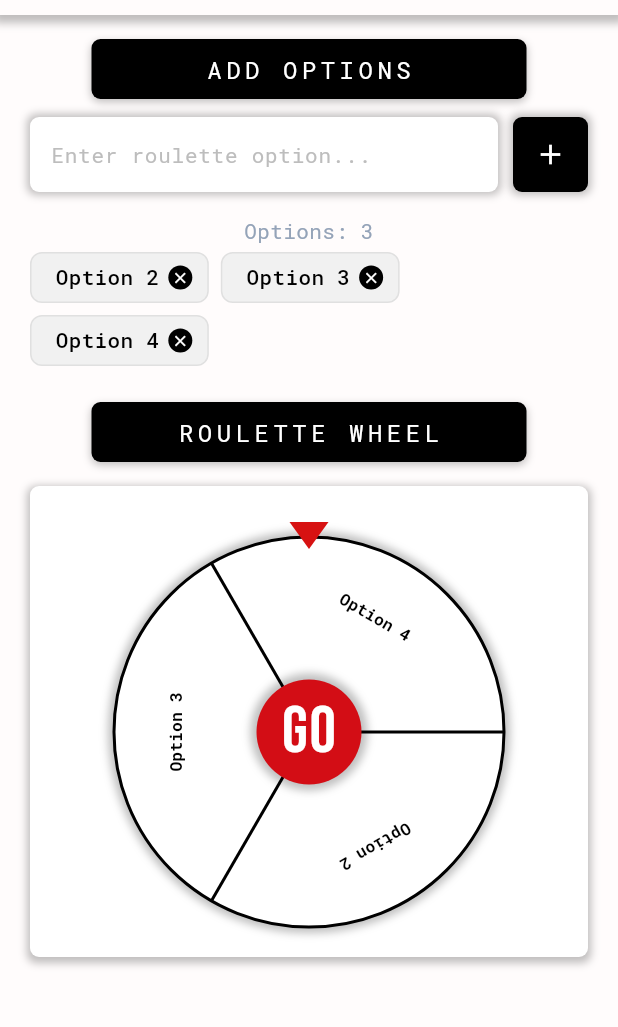
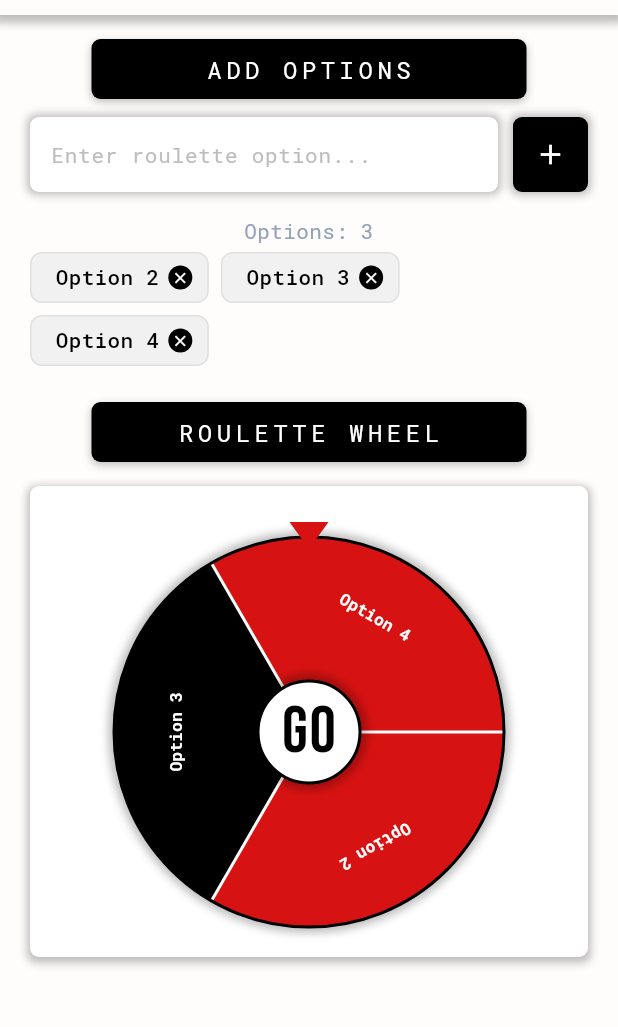
Before and after one commit to Louay-Barraq/Fixtura, a Flutter app: the StandaloneRouletteScreen screen opened directly, after a tap on the "close" icon, on a phone screen of 412 x 824 dp, the part 87-1114 px from its top. Run offline on Flutter 3.47's test engine with Material 3 defaults, Android fonts, the phone set to English and light mode, and no system bars; our stand-ins replace gap, google_fonts, share_plus, shared_preferences, sqflite; accounts and stored records are empty.

Commit message:
style(roulette): update wheel to alternating red-black pattern with white GO button and white text

```diff
--- a/lib/widgets/custom_roulette_wheel.dart
+++ b/lib/widgets/custom_roulette_wheel.dart
@@ -225,9 +225,9 @@ class _CustomCustomRouletteWheelState extends State<CustomRouletteWheel>
                         width: 70,
                         height: 70,
                         decoration: BoxDecoration(
-                          color: const Color(0xFFD30D15),
+                          color: Colors.white,
                           shape: BoxShape.circle,
-                          // border: Border.all(color: Colors.white, width: 3),
+                          border: Border.all(color: Colors.black, width: 2),
                           boxShadow: [
                             BoxShadow(
                               offset: const Offset(0, 0),
@@ -243,7 +243,7 @@ class _CustomCustomRouletteWheelState extends State<CustomRouletteWheel>
                             style: TextStyle(
                               fontFamily: 'BebasNeue',
                               fontSize: 44,
-                              color: Colors.white,
+                              color: Colors.black,
                               letterSpacing: 1.2,
                             ),
                           ),
@@ -317,12 +317,30 @@ class _WheelPainter extends CustomPainter {
       ..style = PaintingStyle.stroke
       ..strokeWidth = 2.0;
 
-    final Paint slicePaint = Paint()
+    final Paint spokePaint = Paint()
       ..color = Colors.white
-      // ..color = Color(0xFFF1F1F1)
-      ..style = PaintingStyle.fill;
+      ..style = PaintingStyle.stroke
+      ..strokeWidth = 2.0;
 
-    canvas.drawCircle(center, radius, slicePaint);
+    // Draw alternating red and black slices
+    for (int i = 0; i < totalItems; i++) {
+      final double startAngle = i * sweepAngle;
+      final Color sliceColor = (i % 2 == 0)
+          ? const Color(0xFFD71212)
+          : Colors.black;
+
+      final Paint slicePaint = Paint()
+        ..color = sliceColor
+        ..style = PaintingStyle.fill;
+
+      canvas.drawArc(
+        Rect.fromCircle(center: center, radius: radius),
+        startAngle,
+        sweepAngle,
+        true,
+        slicePaint,
+      );
+    }
 
     // Anchor point roughly midway between the center "GO" button and the
     // outer rim, so wrapped text has roughly equal room to grow toward
@@ -340,21 +358,22 @@ class _WheelPainter extends CustomPainter {
     for (int i = 0; i < totalItems; i++) {
       final double startAngle = i * sweepAngle;
 
+      // Draw white spoke dividers between slices
       canvas.drawLine(
         center,
         Offset(
           center.dx + radius * cos(startAngle),
           center.dy + radius * sin(startAngle),
         ),
-        borderPaint,
+        spokePaint,
       );
 
       if (items.isNotEmpty) {
         final double textAngle = startAngle + sweepAngle / 2;
 
-        // Lay out the text, shrinking the font a point at a time if a
-        // single unbreakable word still overflows the available width
-        // after wrapping (Flutter won't break mid-word on its own).
+        // Lay out the text in white for high contrast on red and black slices,
+        // shrinking the font a point at a time if a single unbreakable word
+        // still overflows the available width after wrapping.
         double fontSize = 11;
         const double minFontSize = 8;
         late TextPainter textPainter;
@@ -366,7 +385,7 @@ class _WheelPainter extends CustomPainter {
                 fontFamily: 'RobotoMono',
                 fontSize: fontSize,
                 fontWeight: FontWeight.w600,
-                color: Colors.black,
+                color: Colors.white,
                 height: 1.05,
               ),
             ),
@@ -395,6 +414,7 @@ class _WheelPainter extends CustomPainter {
       }
     }
 
+    // Outer circle border in black
     canvas.drawCircle(center, radius, borderPaint);
   }
 
```
